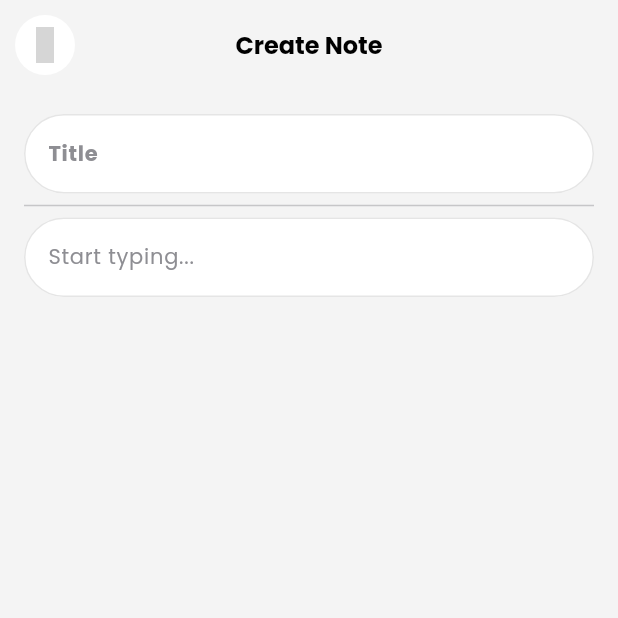
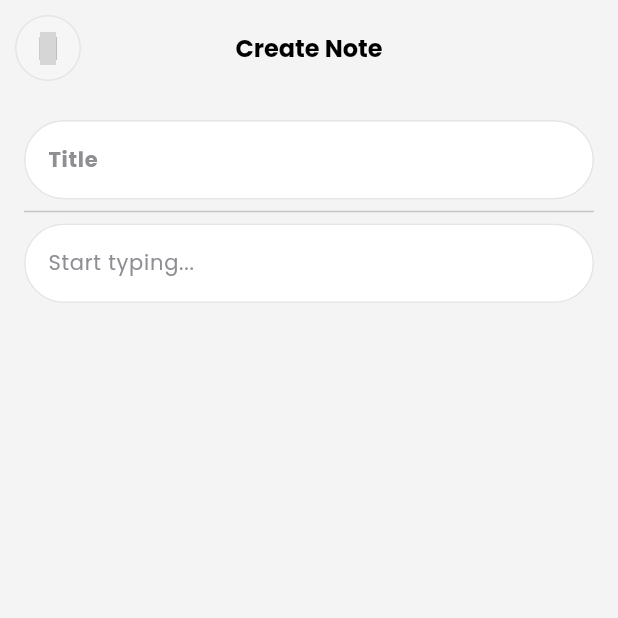
Before and after one commit to abrarhaider001/transmirror, a Flutter app: the CreateNotePage screen opened by its route, on a phone screen of 412 x 824 dp, the top half of it. Run offline on Flutter 3.47's test engine with Material 3 defaults, Android fonts, the phone set to English and light mode, and no system bars; our stand-ins replace cloud_firestore, device_info_plus, firebase_auth, firebase_core, flutter_tts, get and 10 more; missing offline and left inert: dart:html, docx_file_viewer, easy_pdf_viewer, file_selector, flutter_countryify, flutter_overlay_window and 4 more; accounts and stored records are empty; grey boxes are pictures that could not be loaded.

Commit message:
refactor(model-download): implement theme settings, add rounded country flags for all the languages and improved UI consistency

```diff
--- a/lib/core/widgets/auth/auth_top_bar.dart
+++ b/lib/core/widgets/auth/auth_top_bar.dart
@@ -1,6 +1,51 @@
 import 'package:flutter/material.dart';
 import 'package:get/get.dart';
 import 'package:iconsax/iconsax.dart';
+
+/// Circular icon control matching register / sign-in (outline + soft fill on [surface]).
+class AuthCircularIconButton extends StatelessWidget {
+  const AuthCircularIconButton({
+    super.key,
+    required this.icon,
+    this.onPressed,
+    this.size = 44,
+    this.iconSize = 22,
+  });
+
+  final IconData icon;
+  final VoidCallback? onPressed;
+  final double size;
+  final double iconSize;
+
+  @override
+  Widget build(BuildContext context) {
+    final cs = Theme.of(context).colorScheme;
+    return Material(
+      color: Colors.transparent,
+      child: InkWell(
+        borderRadius: BorderRadius.circular(size / 2),
+        onTap: onPressed,
+        child: Ink(
+          width: size,
+          height: size,
+          decoration: BoxDecoration(
+            color: Color.alphaBlend(
+              cs.outline.withValues(alpha: 0.35),
+              cs.surface,
+            ),
+            shape: BoxShape.circle,
+            border: Border.all(color: cs.outline),
+          ),
+          child: Icon(
+            icon,
+            color: cs.onSurface,
+            size: iconSize,
+          ),
+        ),
+      ),
+    );
+  }
+}
 
 class AuthTopBar extends StatelessWidget {
   final bool showBack;
@@ -10,33 +55,12 @@ class AuthTopBar extends StatelessWidget {
 
   @override
   Widget build(BuildContext context) {
-    final cs = Theme.of(context).colorScheme;
     return Row(
       children: [
         if (showBack)
-          Material(
-            color: Colors.transparent,
-            child: InkWell(
-              borderRadius: BorderRadius.circular(20),
-              onTap: onBack ?? () => Get.back(),
-              child: Ink(
-                width: 44,
-                height: 44,
-                decoration: BoxDecoration(
-                  color: Color.alphaBlend(
-                    cs.outline.withValues(alpha: 0.35),
-                    cs.surface,
-                  ),
-                  shape: BoxShape.circle,
-                  border: Border.all(color: cs.outline),
-                ),
-                child: Icon(
-                  Iconsax.arrow_left,
-                  color: cs.onSurface,
-                  size: 22,
-                ),
-              ),
-            ),
+          AuthCircularIconButton(
+            icon: Iconsax.arrow_left,
+            onPressed: onBack ?? () => Get.back(),
           ),
       ],
     );
--- a/lib/core/widgets/layout_app_bar.dart
+++ b/lib/core/widgets/layout_app_bar.dart
@@ -1,7 +1,6 @@
-
 import 'package:flutter/material.dart';
 import 'package:iconsax/iconsax.dart';
-import 'package:transmirror/core/utils/constants/colors.dart';
+import 'package:transmirror/core/widgets/auth/auth_top_bar.dart';
 
 class LayoutPagesAppBar extends StatelessWidget {
   final String title;
@@ -21,6 +20,7 @@ class LayoutPagesAppBar extends StatelessWidget {
 
   @override
   Widget build(BuildContext context) {
+    const double slot = 44;
     return Padding(
       padding: const EdgeInsets.all(10.0),
       child: Stack(
@@ -30,30 +30,20 @@ class LayoutPagesAppBar extends StatelessWidget {
             mainAxisAlignment: MainAxisAlignment.spaceBetween,
             children: [
               if (showBack)
-                GestureDetector(
-                  onTap: () => Navigator.pop(context),
-                  child: Container(
-                    width: 40,
-                    height: 40,
-                    decoration: BoxDecoration(color: MyColors.white, borderRadius: BorderRadius.circular(20)),
-                    child: const Icon(Iconsax.arrow_left, color: MyColors.primary),
-                  ),
+                AuthCircularIconButton(
+                  icon: Iconsax.arrow_left,
+                  onPressed: () => Navigator.pop(context),
                 )
               else
-                const SizedBox(width: 40, height: 40),
-
+                const SizedBox(width: slot, height: slot),
               if (showTrailing)
-                GestureDetector(
-                  onTap: onTrailingPressed,
-                  child: trailingWidget ?? Container(
-                    width: 40,
-                    height: 40,
-                    decoration: BoxDecoration(color: MyColors.white, borderRadius: BorderRadius.circular(20)),
-                    child: const Icon(Iconsax.notification, color: MyColors.primary),
-                  ),
-                )
+                trailingWidget ??
+                    AuthCircularIconButton(
+                      icon: Iconsax.notification,
+                      onPressed: onTrailingPressed,
+                    )
               else
-                 const SizedBox(width: 40, height: 40),
+                const SizedBox(width: slot, height: slot),
             ],
           ),
           Padding(
```
Also changed, not shown: lib/core/widgets/main/stt/circular_country_flag.dart (+32 -2 lines), lib/core/widgets/widgets/language_picker_chip.dart (+7 -0 lines), lib/core/widgets/widgets/tts_input_overlay.dart (+22 -3 lines), lib/view/main/tts/download_models.dart (+142 -86 lines).
